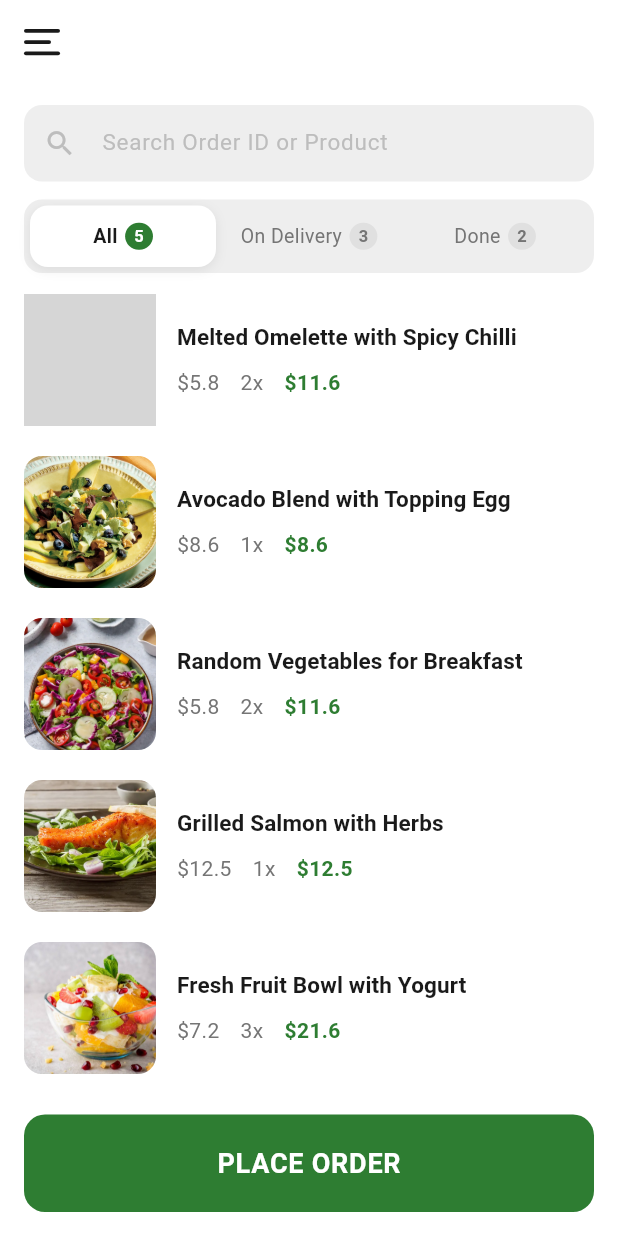
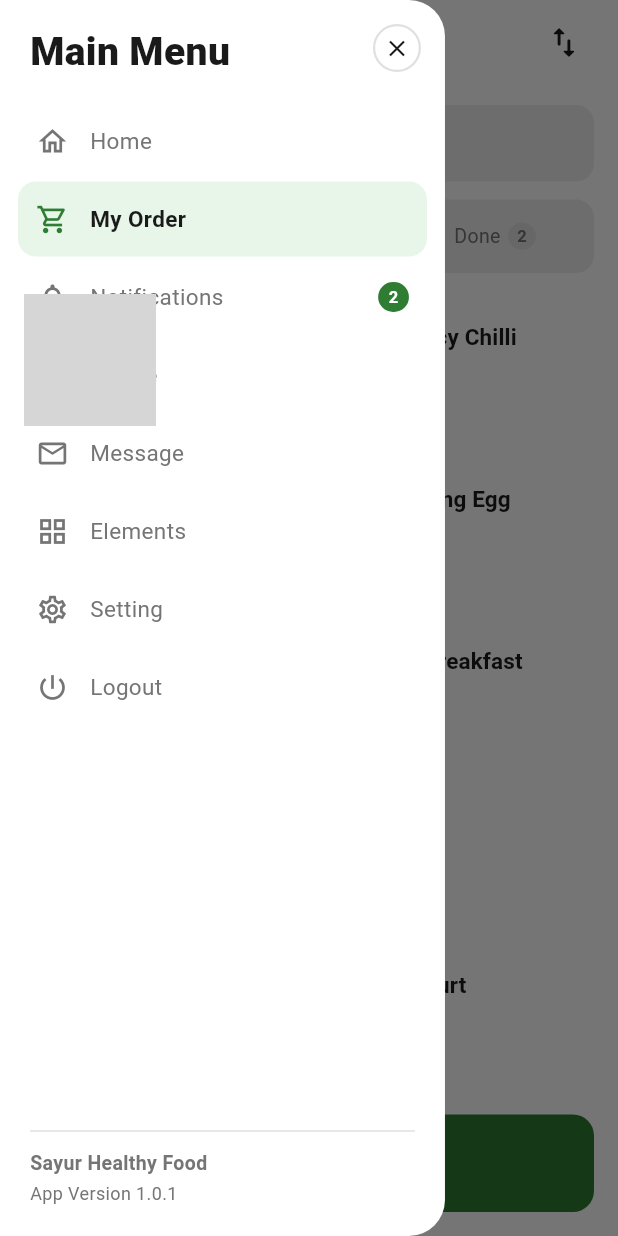
Before and after one commit to hikaamTYZ1234/Project-Sayur, a Flutter app: the OrdersScreen screen opened by its route, with the side drawer open (before the commit the screen has no drawer), on a phone screen of 412 x 824 dp. Run offline on Flutter 3.47's test engine with Material 3 defaults, Android fonts, the phone set to English and light mode, and no system bars; our stand-ins replace shared_preferences; accounts and stored records are empty; grey boxes are pictures that could not be loaded.

Commit message:
fitur orders and detail_location done

```diff
--- a/lib/features/food/screens/orders_screen.dart
+++ b/lib/features/food/screens/orders_screen.dart
@@ -1,6 +1,7 @@
 import 'package:flutter/material.dart';
 import '/../../theme/app_colors.dart';
 import 'detail_location_screen.dart';
+import '../../main_menu/screens/main_menu_drawer.dart';
 
 // ─────────────────────────────────────────────────────────────────
 //  MODEL
@@ -129,13 +130,15 @@ class _OrdersScreenState extends State<OrdersScreen> {
 
   int _countTab(int tab) {
     if (tab == 1)
-      return _allOrders.where((o) => o.status == OrderStatus.onDelivery).length;
+      return _allOrders
+          .where((o) => o.status == OrderStatus.onDelivery)
+          .length;
     if (tab == 2)
       return _allOrders.where((o) => o.status == OrderStatus.done).length;
     return _allOrders.length;
   }
 
-  // ── Helper: satu garis hamburger ──────────────────────────────
+  // ── Helper: satu garis hamburger ─────────────────────────────
   Widget _buildHamburgerLine(double width, Color color) {
     return Container(
       width: width,
@@ -153,16 +156,18 @@ class _OrdersScreenState extends State<OrdersScreen> {
     final isDark = theme.brightness == Brightness.dark;
     final filtered = _filtered;
 
-    // Warna teks AppBar (otomatis ikut tema)
     final textColor = isDark
         ? AppColors.textPrimaryDark
         : AppColors.textPrimaryLight;
 
     return Scaffold(
+      // ── Drawer terhubung ke MainMenuDrawer ───────────────────
+      drawer: const MainMenuDrawer(activeIndex: 1), // 1 = My Order
 
-      // ── AppBar dengan Hamburger custom ───────────────────────
+      // ── AppBar ───────────────────────────────────────────────
       appBar: AppBar(
-        automaticallyImplyLeading: false, // nonaktifkan back-button bawaan
+        automaticallyImplyLeading: false,
+        // ── Kiri: Hamburger menu ─────────────────────────────
         leading: Builder(
           builder: (context) => GestureDetector(
             behavior: HitTestBehavior.opaque,
@@ -173,16 +178,44 @@ class _OrdersScreenState extends State<OrdersScreen> {
                 crossAxisAlignment: CrossAxisAlignment.start,
                 mainAxisAlignment: MainAxisAlignment.center,
                 children: [
-                  _buildHamburgerLine(24, textColor), // garis panjang
+                  _buildHamburgerLine(24, textColor),
                   const SizedBox(height: 5),
-                  _buildHamburgerLine(18, textColor), // garis pendek
+                  _buildHamburgerLine(18, textColor),
                   const SizedBox(height: 5),
-                  _buildHamburgerLine(24, textColor), // garis panjang
+                  _buildHamburgerLine(24, textColor),
                 ],
               ),
             ),
           ),
         ),
+
+        // ── Tengah: Judul halaman ────────────────────────────
+        title: Text(
+          'Orders',
+          style: TextStyle(
+            fontSize: 18,
+            fontWeight: FontWeight.w700,
+            color: textColor,
+          ),
+        ),
+        centerTitle: true,
+
+        // ── Kanan: Icon sort/filter (sesuai UI) ──────────────
+        actions: [
+          Padding(
+            padding: const EdgeInsets.only(right: 12),
+            child: IconButton(
+              icon: Icon(
+                Icons.swap_vert_rounded, // ↑↓ icon sesuai screenshot
+                color: textColor,
+                size: 26,
+              ),
+              onPressed: () {
+                // TODO: aksi sort / filter
+              },
+            ),
+          ),
+        ],
       ),
 
       body: Column(
@@ -242,7 +275,7 @@ class _OrdersScreenState extends State<OrdersScreen> {
         ],
       ),
 
-      // ── Place Order Button → navigasi ke DetailsScreen ────────
+      // ── Place Order Button → DetailsScreen ───────────────────
       bottomNavigationBar: SafeArea(
         child: Padding(
           padding: const EdgeInsets.fromLTRB(16, 8, 16, 16),
@@ -442,7 +475,9 @@ class _OrderCard extends StatelessWidget {
                   children: [
                     Text(
                       '\$${order.price.toStringAsFixed(1)}',
-                      style: theme.textTheme.bodyMedium?.copyWith(fontSize: 14),
+                      style: theme.textTheme.bodyMedium?.copyWith(
+                        fontSize: 14,
+                      ),
                     ),
                     Padding(
                       padding: const EdgeInsets.symmetric(horizontal: 14),
```
Also changed, not shown: 1 other file.
